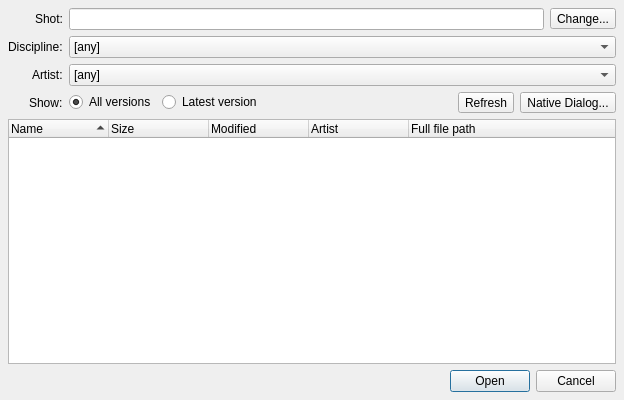
This is ui/file_open.ui in mjbonnington/icarus-gps as Qt 5 draws it before an edit. The edited form follows.
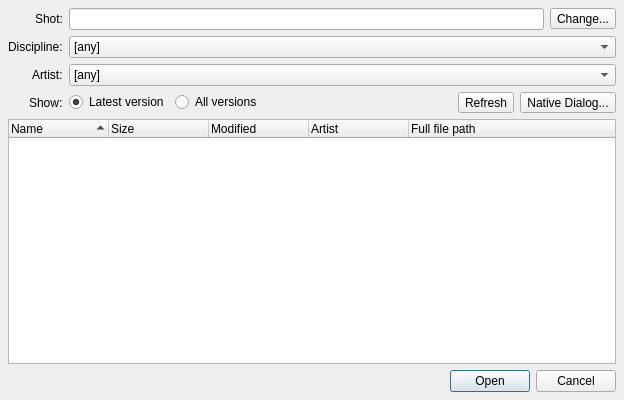
This is the edited form.

```diff
--- a/ui/file_open.ui
+++ b/ui/file_open.ui
@@ -232,24 +232,27 @@
          <property name="margin">
           <number>0</number>
          </property>
-         <item>
-          <widget class="QRadioButton" name="versionAll_radioButton">
-           <property name="text">
-            <string>All versions</string>
-           </property>
-           <property name="checked">
-            <bool>true</bool>
-           </property>
-           <property name="xmlTag" stdset="0">
-            <string>show</string>
-           </property>
-          </widget>
-         </item>
          <item>
           <widget class="QRadioButton" name="versionLatest_radioButton">
            <property name="text">
             <string>Latest version</string>
            </property>
+           <property name="checked">
+            <bool>true</bool>
+           </property>
+           <property name="xmlTag" stdset="0">
+            <string>show</string>
+           </property>
+          </widget>
+         </item>
+         <item>
+          <widget class="QRadioButton" name="versionAll_radioButton">
+           <property name="text">
+            <string>All versions</string>
+           </property>
+           <property name="checked">
+            <bool>false</bool>
+           </property>
            <property name="xmlTag" stdset="0">
             <string>show</string>
            </property>
```
Left out of the diff: 1 changed line with no effect on the pictures.
